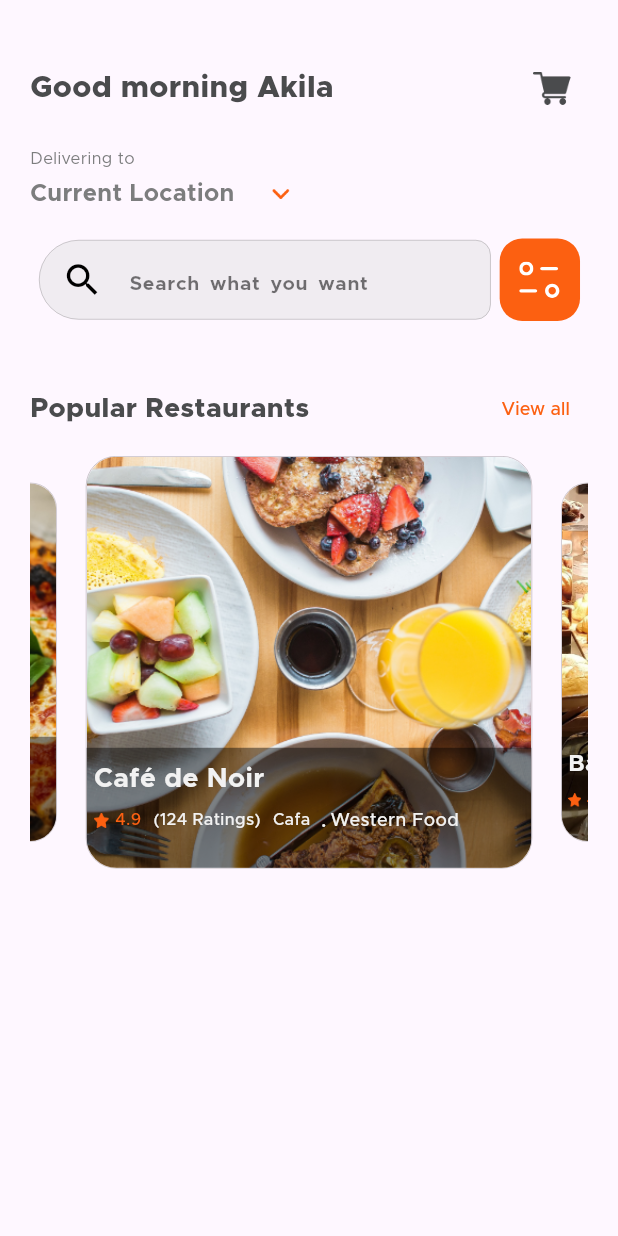
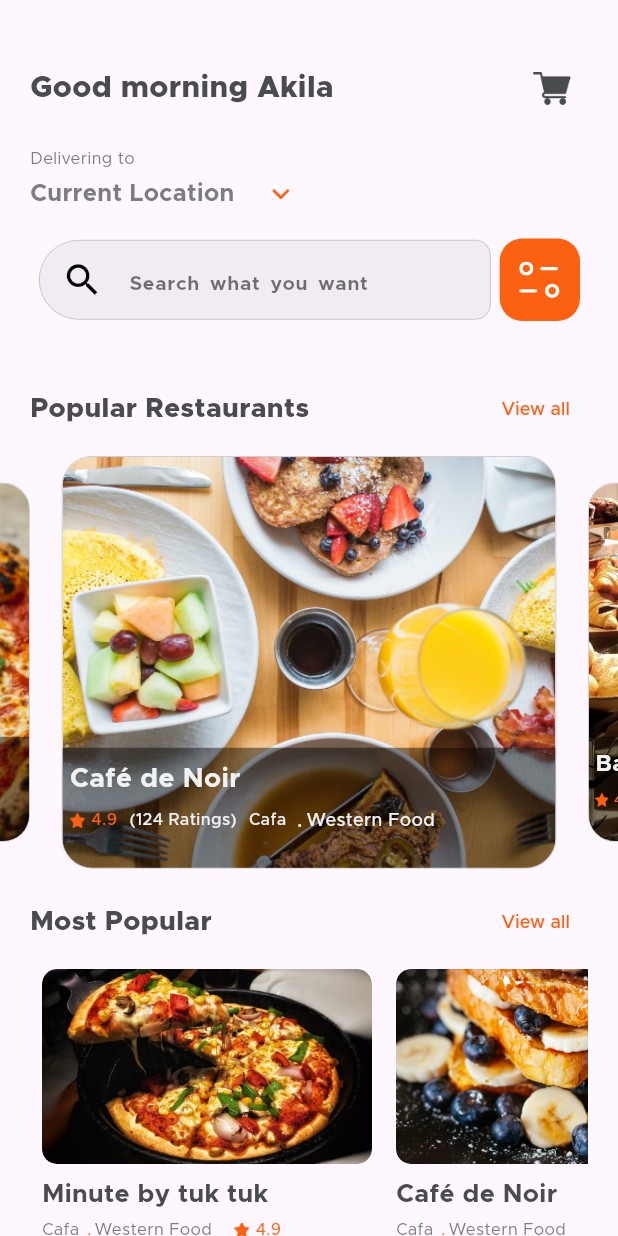
Before and after one commit to Farojeh/food-delivery-App, a Flutter app: the HomeView screen opened by its route, after a tap on an icon or button, on a phone screen of 412 x 824 dp. Run offline on Flutter 3.47's test engine with Material 3 defaults, Android fonts, the phone set to English and light mode, and no system bars; drawn by our look-alikes of carousel_slider; our stand-ins replace awesome_snackbar_content, bloc, device_preview, flutter_bloc, flutter_svg, go_router and 2 more; accounts and stored records are empty.

Commit message:
most popular in home view

```diff
--- a/lib/home/cubit/category_state.dart
+++ b/lib/home/cubit/category_state.dart
@@ -37,5 +37,25 @@ class CategoryState {
     {"image": "assets/images/cat_3.png", "name": "Italian"},
     {"image": "assets/images/cat_4.png", "name": "Indian"},
   ];
+
+ final List mostPopArr = [
+    {
+      "image": "assets/images/m_res_1.png",
+      "name": "Minute by tuk tuk",
+      "rate": "4.9",
+      "rating": "124",
+      "type": "Cafa",
+      "food_type": "Western Food"
+    },
+    {
+      "image": "assets/images/m_res_2.png",
+      "name": "Café de Noir",
+      "rate": "4.9",
+      "rating": "124",
+      "type": "Cafa",
+      "food_type": "Western Food"
+    },
+  ];
+
    CategoryState({this.activeIndex = 1, required this.showcat});
 }
--- a/lib/home/home_view.dart
+++ b/lib/home/home_view.dart
@@ -1,6 +1,7 @@
 import 'package:advanced_project/home/cubit/category_cubit.dart';
 import 'package:advanced_project/home/widget/category.dart';
 import 'package:advanced_project/home/widget/location.dart';
+import 'package:advanced_project/home/widget/most_popular.dart';
 import 'package:advanced_project/home/widget/popular_res_widget.dart';
 import 'package:advanced_project/home/widget/searh_row.dart';
 import 'package:advanced_project/home/widget/top_home_view.dart';
@@ -18,7 +19,7 @@ class HomeView extends StatelessWidget {
       child: Scaffold(
           body: SingleChildScrollView(
         child: Padding(
-          padding: const EdgeInsets.symmetric(vertical: 20, horizontal: 20),
+          padding: const EdgeInsets.symmetric(vertical: 20),
           child: Column(
             mainAxisAlignment: MainAxisAlignment.start,
             children: [
@@ -44,7 +45,17 @@ class HomeView extends StatelessWidget {
                 title: "Popular Restaurants",
                 onView: () {},
               ),
-              const PopularResWidget()
+              const PopularResWidget(),
+              const SizedBox(
+                height: 5,
+              ),
+              ViewAllWidget(
+                top: 7,
+                bottom: 7,
+                title: "Most Popular",
+                onView: () {},
+              ),
+              const MostPopular(),
             ],
           ),
         ),
--- a/lib/home/widget/category.dart
+++ b/lib/home/widget/category.dart
@@ -10,7 +10,9 @@ class Category extends StatelessWidget {
   Widget build(BuildContext context) {
     return BlocBuilder<CategoryCubit, CategoryState>(
       builder: (context, state) {
-        return AnimatedSize(
+        return Padding(
+          padding: const EdgeInsets.symmetric( horizontal: 20),
+          child: AnimatedSize(
             duration: const Duration(milliseconds: 500),
             curve: Curves.easeInOut,
             child: state.showcat
@@ -57,6 +59,7 @@ class Category extends StatelessWidget {
                     ),
                   )
                 : const SizedBox.shrink(),
+          ),
         );
       },
     );
--- a/lib/home/widget/location.dart
+++ b/lib/home/widget/location.dart
@@ -6,7 +6,9 @@ class Location extends StatelessWidget {
 
   @override
   Widget build(BuildContext context) {
-    return Column(
+    return Padding(
+      padding: const EdgeInsets.symmetric( horizontal: 20),
+      child: Column(
         crossAxisAlignment: CrossAxisAlignment.start,
         children: [
           Text(
@@ -37,6 +39,7 @@ class Location extends StatelessWidget {
             ],
           )
         ],
+      ),
     );
   }
 }
--- /dev/null
+++ b/lib/home/widget/most_popular.dart
@@ -0,0 +1,33 @@
+import 'package:advanced_project/home/cubit/category_cubit.dart';
+import 'package:advanced_project/home/widget/most_popular_call.dart';
+import 'package:flutter/material.dart';
+import 'package:flutter_bloc/flutter_bloc.dart';
+
+class MostPopular extends StatelessWidget {
+  const MostPopular({super.key});
+
+  @override
+  Widget build(BuildContext context) {
+    return BlocBuilder<CategoryCubit, CategoryState>(
+      builder: (context, state) {
+        return Padding(
+          padding: const EdgeInsets.symmetric( horizontal: 20),
+          child: SizedBox(
+            height: 200,
+            child: ListView.builder(
+              scrollDirection: Axis.horizontal,
+              itemCount: state.mostPopArr.length,
+              itemBuilder: ((context, index) {
+                var mObj = state.mostPopArr[index] as Map? ?? {};
+                return MostPopularCell(
+                  mObj: mObj,
+                  onTap: () {},
+                );
+              }),
+            ),
+          ),
+        );
+      },
+    );
+  }
+}
--- /dev/null
+++ b/lib/home/widget/most_popular_call.dart
@@ -0,0 +1,83 @@
+import 'package:advanced_project/utils/colors.dart';
+import 'package:flutter/material.dart';
+
+class MostPopularCell extends StatelessWidget {
+  final Map mObj;
+  final VoidCallback onTap;
+  const MostPopularCell({super.key, required this.mObj, required this.onTap});
+
+  @override
+  Widget build(BuildContext context) {
+    return Container(
+      margin: const EdgeInsets.symmetric(horizontal: 8),
+      child: InkWell(
+        onTap: onTap,
+        child: Column(
+          crossAxisAlignment: CrossAxisAlignment.start,
+          children: [
+            ClipRRect(
+              borderRadius: BorderRadius.circular(10),
+              child: Image.asset(
+                mObj["image"].toString(),
+                width: 220,
+                height: 130,
+                fit: BoxFit.cover,
+              ),
+            ),
+            const SizedBox(
+              height: 8,
+            ),
+            Text(
+              mObj["name"],
+              textAlign: TextAlign.center,
+              style: TextStyle(
+                  color: ColorsMe.primaryText,
+                  fontSize: 17,
+                  fontWeight: FontWeight.w700),
+            ),
+            const SizedBox(
+              height: 4,
+            ),
+            Row(
+              mainAxisAlignment: MainAxisAlignment.start,
+              children: [
+                Text(
+                  mObj["type"],
+                  textAlign: TextAlign.center,
+                  style: TextStyle(color: ColorsMe.sectext, fontSize: 11),
+                ),
+                Text(
+                  " . ",
+                  textAlign: TextAlign.center,
+                  style: TextStyle(color: ColorsMe.primary, fontSize: 11),
+                ),
+                Text(
+                  mObj["food_type"],
+                  textAlign: TextAlign.center,
+                  style: TextStyle(color: ColorsMe.sectext, fontSize: 11),
+                ),
+                const SizedBox(
+                  width: 15,
+                ),
+                Image.asset(
+                  "assets/images/rate.png",
+                  width: 10,
+                  height: 10,
+                  fit: BoxFit.cover,
+                ),
+                const SizedBox(
+                  width: 4,
+                ),
+                Text(
+                  mObj["rate"],
+                  textAlign: TextAlign.center,
+                  style: TextStyle(color: ColorsMe.primary, fontSize: 11),
+                ),
+              ],
+            ),
+          ],
+        ),
+      ),
+    );
+  }
+}
--- a/lib/home/widget/searh_row.dart
+++ b/lib/home/widget/searh_row.dart
@@ -11,20 +11,21 @@ class SearhRow extends StatelessWidget {
   @override
   Widget build(BuildContext context) {
     var cubit = context.read<CategoryCubit>();
-    return  Row(
+    return Padding(
+      padding: const EdgeInsets.symmetric(horizontal: 20),
+      child: Row(
         mainAxisAlignment: MainAxisAlignment.start,
         children: [
-                Container(
+          SizedBox(
               width: MediaQuery.of(context).size.width * 0.76,
-                    child: SearchPart()),
+              child: const SearchPart()),
           InkWell(
             onTap: () {
               cubit.changeshowcat(!cubit.returnshowcat());
             },
-                  overlayColor:
-                      WidgetStatePropertyAll(Colors.white.withOpacity(0)),
+            overlayColor: WidgetStatePropertyAll(Colors.white.withOpacity(0)),
             child: Container(
-                    padding:const EdgeInsets.all(13),
+              padding: const EdgeInsets.all(13),
               height: 55,
               width: MediaQuery.of(context).size.width * 0.13,
               decoration: BoxDecoration(
@@ -37,6 +38,7 @@ class SearhRow extends StatelessWidget {
             ),
           )
         ],
+      ),
     );
   }
 }
--- a/lib/home/widget/top_home_view.dart
+++ b/lib/home/widget/top_home_view.dart
@@ -6,7 +6,9 @@ class TopHomeView extends StatelessWidget {
 
   @override
   Widget build(BuildContext context) {
-    return Row(
+    return Padding(
+      padding: const EdgeInsets.symmetric( horizontal: 20),
+      child: Row(
         mainAxisAlignment: MainAxisAlignment.spaceBetween,
         children: [
           Text(
@@ -25,6 +27,7 @@ class TopHomeView extends StatelessWidget {
             ),
           ),
         ],
+      ),
     );
   }
 }
--- a/lib/home/widget/view_all_widget.dart
+++ b/lib/home/widget/view_all_widget.dart
@@ -11,7 +11,7 @@ class ViewAllWidget extends StatelessWidget {
   @override
   Widget build(BuildContext context) {
     return Padding(
-      padding:  EdgeInsets.only(top: top??0 , bottom: bottom??0),
+      padding:  EdgeInsets.only(top: top??0 , bottom: bottom??0 , right: 20 , left: 20),
       child: Row(
         mainAxisAlignment: MainAxisAlignment.spaceBetween,
         children: [
```
Also changed, not shown: assets/images/m_res_1.png (added), assets/images/m_res_2.png (added). Lines whose indentation alone changed are shown as unchanged.
